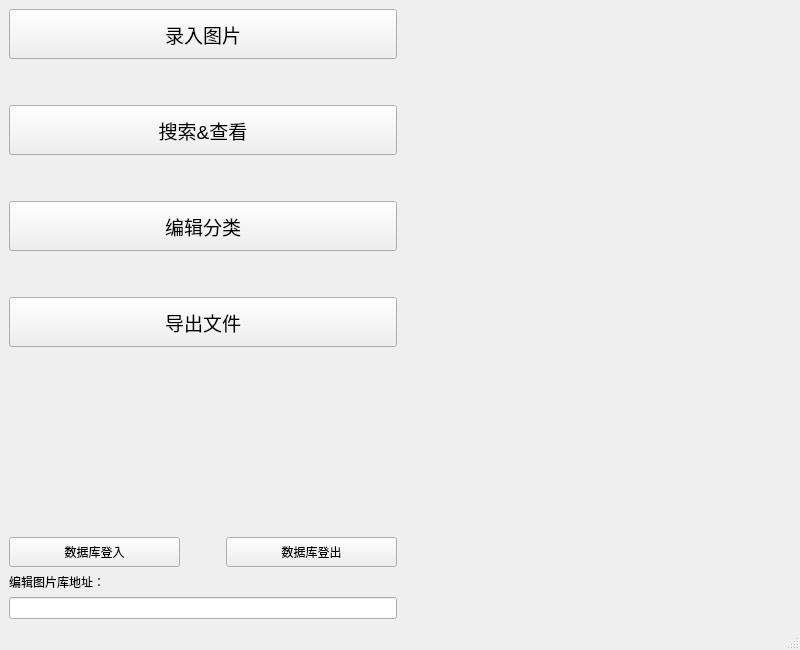
tsukishima1321/Closet, file welcome.ui: the form before one commit.
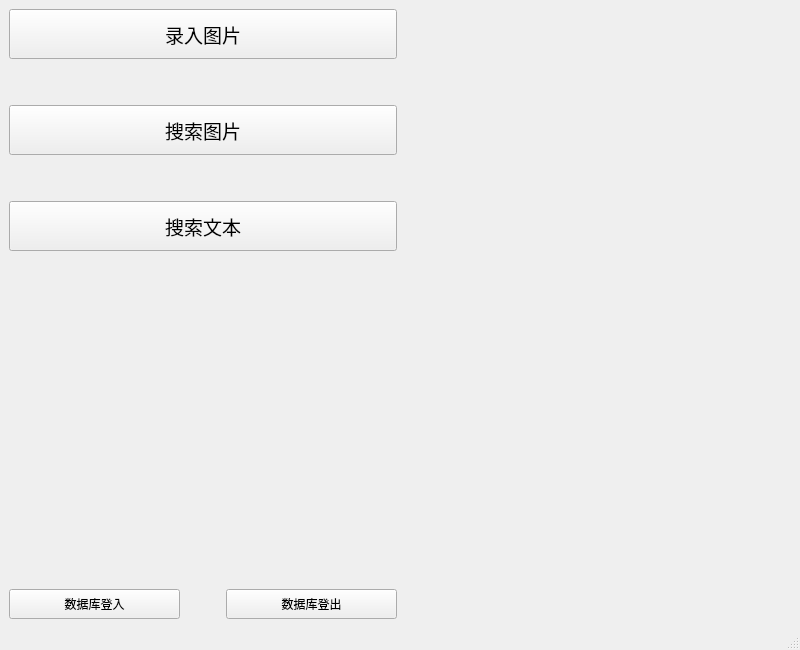
The form after the commit.

```diff
--- a/welcome.ui
+++ b/welcome.ui
@@ -98,7 +98,7 @@
          </font>
         </property>
         <property name="text">
-         <string>搜索&amp;&amp;查看</string>
+         <string>搜索图片</string>
         </property>
        </widget>
       </item>
@@ -126,59 +126,13 @@
           <height>50</height>
          </size>
         </property>
-        <property name="maximumSize">
-         <size>
-          <width>16777215</width>
-          <height>60</height>
-         </size>
-        </property>
         <property name="font">
          <font>
           <pointsize>14</pointsize>
          </font>
         </property>
         <property name="text">
-         <string>编辑分类</string>
-        </property>
-       </widget>
-      </item>
-      <item>
-       <spacer name="verticalSpacer_4">
-        <property name="orientation">
-         <enum>Qt::Vertical</enum>
-        </property>
-        <property name="sizeType">
-         <enum>QSizePolicy::Fixed</enum>
-        </property>
-        <property name="sizeHint" stdset="0">
-         <size>
-          <width>20</width>
-          <height>40</height>
-         </size>
-        </property>
-       </spacer>
-      </item>
-      <item>
-       <widget class="QPushButton" name="buildButton">
-        <property name="minimumSize">
-         <size>
-          <width>0</width>
-          <height>50</height>
-         </size>
-        </property>
-        <property name="maximumSize">
-         <size>
-          <width>16777215</width>
-          <height>60</height>
-         </size>
-        </property>
-        <property name="font">
-         <font>
-          <pointsize>14</pointsize>
-         </font>
-        </property>
-        <property name="text">
-         <string>导出文件</string>
+         <string>搜索文本</string>
         </property>
        </widget>
       </item>
@@ -244,26 +198,6 @@
         </item>
        </layout>
       </item>
-      <item>
-       <widget class="QLabel" name="label_2">
-        <property name="text">
-         <string>编辑图片库地址：</string>
-        </property>
-       </widget>
-      </item>
-      <item>
-       <widget class="QLineEdit" name="lineEdit">
-        <property name="sizePolicy">
-         <sizepolicy hsizetype="Minimum" vsizetype="Fixed">
-          <horstretch>0</horstretch>
-          <verstretch>0</verstretch>
-         </sizepolicy>
-        </property>
-        <property name="text">
-         <string/>
-        </property>
-       </widget>
-      </item>
      </layout>
     </item>
     <item>
```
Left out of the diff: 24 changed lines with no effect on the pictures.
